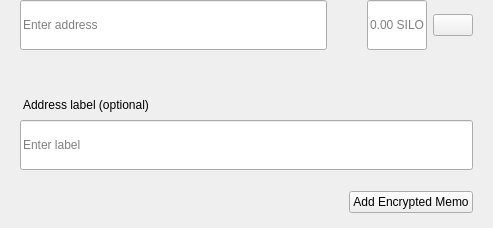
First picture: the form in src/qt/seed2need/forms/sendmultirow.ui, repository pandagrows/seed2need-silo-coin, before the edit.
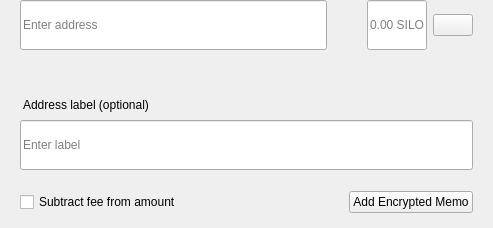
Second picture: the form after the edit.

What changed in the file:
```diff
--- a/src/qt/seed2need/forms/sendmultirow.ui
+++ b/src/qt/seed2need/forms/sendmultirow.ui
@@ -347,6 +347,16 @@
          <property name="bottomMargin">
           <number>0</number>
          </property>
+         <item>
+          <widget class="QCheckBox" name="checkboxSubtractFeeFromAmount">
+           <property name="toolTip">
+            <string>The fee will be deducted from the amount being sent. The recipient will receive less SILO than you enter in the amount field. If multiple recipients are selected, the fee is split equally.</string>
+           </property>
+           <property name="text">
+            <string>Subtract fee from amount</string>
+           </property>
+          </widget>
+         </item>
          <item>
           <spacer name="horizontalSpacer">
            <property name="orientation">
```
Left out of the diff: 2 changed lines with no effect on the pictures.
